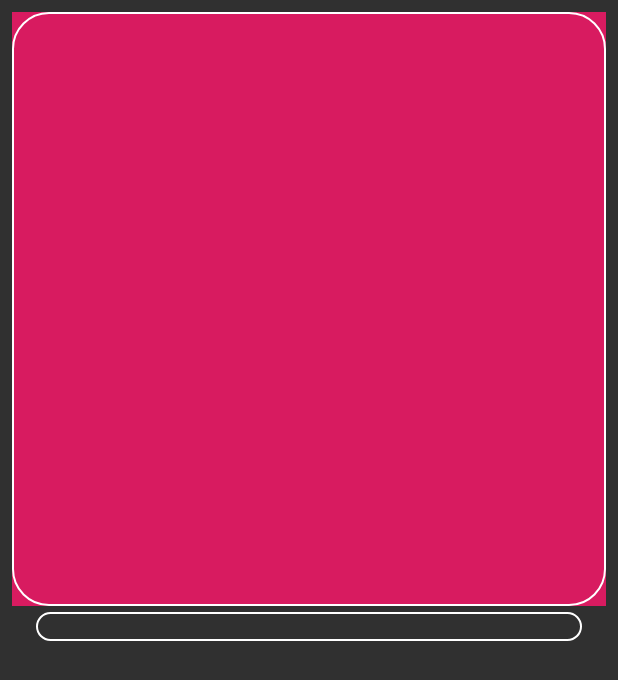
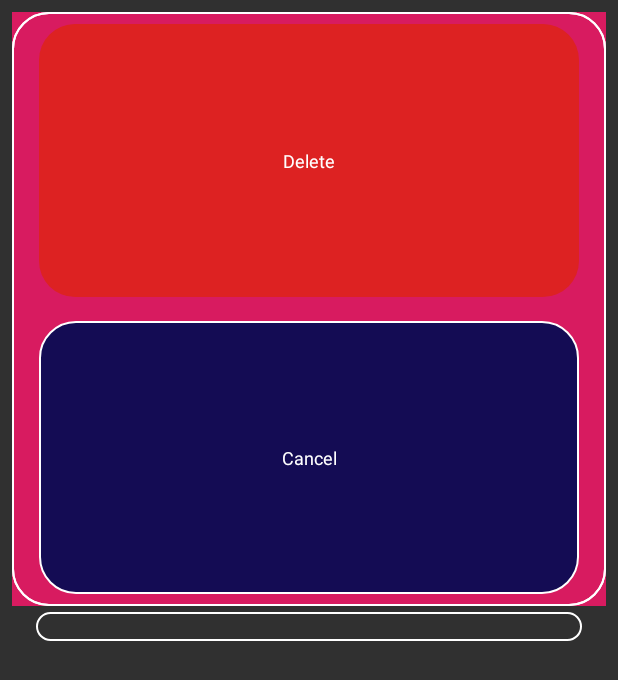
Before and after one commit to broliver12/iris, an Android app: the layout view_fav_color_tile.xml on its own in the app's theme, with its tools: preview values and no code run, on a phone screen of 412 x 824 dp. Shown: the top 680 px of the screen. Run offline under Robolectric (Android 15) with nearby library versions, the phone set to English and light mode, and no system bars.

Commit message:
[colorpicker] tile bheaviour example ripple

```diff
--- a/app/src/main/java/com/strasz/colorpicker/viewmodel/MainViewModel.kt
+++ b/app/src/main/java/com/strasz/colorpicker/viewmodel/MainViewModel.kt
@@ -28,9 +28,9 @@ class MainViewModel(
     private var lastImage: Uri? = null
     val selectedImage: Observable<Uri> = changedImage
 
-//            .startWith(
-//            if(lastImage != null) lastImage else "".toUri()
-//    )
+    fun delete(model: ColorModel){
+        database.delete(model)
+    }
 
     fun resub() {
         changedImage.onNext(lastImage ?: "".toUri())
--- /dev/null
+++ b/app/src/main/res/drawable/button.xml
@@ -0,0 +1,12 @@
+<ripple xmlns:android="http://schemas.android.com/apk/res/android"
+    android:color="@android:color/white">
+    <item>
+        <shape android:shape="rectangle">
+            <solid android:color="@color/spaceGrey" />
+            <stroke
+                android:color="@android:color/white"
+                android:width="1dp" />
+            <corners android:radius="24dp"/>
+        </shape>
+    </item>
+</ripple>
--- a/app/src/main/res/layout/fragment_color_picker.xml
+++ b/app/src/main/res/layout/fragment_color_picker.xml
@@ -253,7 +253,7 @@
                 android:id="@+id/saveButton"
                 android:layout_width="match_parent"
                 android:layout_height="match_parent"
-                android:background="@drawable/border_white_rounder_rect"
+                android:background="@drawable/button"
                 android:gravity="center"
                 android:text="SAVE"
                 android:textSize="20sp" />
@@ -271,7 +271,7 @@
                     android:layout_height="match_parent"
                     android:layout_marginEnd="16dp"
                     android:layout_weight="2"
-                    android:background="@drawable/border_white_rounder_rect"
+                    android:background="@drawable/button"
                     android:gravity="center"
                     android:text="Confirm"
                     android:textSize="16sp" />
--- a/app/src/main/res/layout/view_fav_color_tile.xml
+++ b/app/src/main/res/layout/view_fav_color_tile.xml
@@ -4,13 +4,11 @@
     android:layout_width="match_parent"
     android:layout_height="wrap_content">
 
-
     <androidx.constraintlayout.widget.ConstraintLayout
         android:layout_width="match_parent"
         android:layout_height="wrap_content"
         app:layout_constraintStart_toStartOf="parent"
         app:layout_constraintTop_toTopOf="parent">
-
 
         <View
             android:id="@+id/tileColorView"
@@ -64,6 +62,55 @@
                 app:layout_constraintTop_toBottomOf="@id/tileRGBTextView"/>
         </androidx.constraintlayout.widget.ConstraintLayout>
 
+        <androidx.constraintlayout.widget.ConstraintLayout
+            android:id="@+id/tileRemoveContainer"
+            android:layout_width="0dp"
+            android:layout_height="0dp"
+            android:paddingStart="16dp"
+            android:paddingEnd="16dp"
+            android:background="@drawable/border_white_rounder_rect"
+            app:layout_constraintEnd_toEndOf="@id/tileColorView"
+            app:layout_constraintStart_toStartOf="@id/tileColorView"
+            app:layout_constraintBottom_toBottomOf="@id/tileColorView"
+            app:layout_constraintTop_toTopOf="@id/tileColorView">
+
+            <TextView
+                android:id="@+id/tileDeleteTextView"
+                android:layout_width="match_parent"
+                android:layout_height="0dp"
+                android:layout_marginStart="2dp"
+                android:layout_marginBottom="8dp"
+                android:layout_marginTop="8dp"
+                android:layout_marginEnd="2dp"
+                android:textSize="12sp"
+                android:gravity="center"
+                android:text="Delete"
+                android:background="@drawable/red_rounded_rect"
+                android:textColor="@android:color/white"
+                app:layout_constraintEnd_toEndOf="parent"
+                app:layout_constraintBottom_toTopOf="@id/tileCancelDeleteTextView"
+                app:layout_constraintStart_toStartOf="parent"
+                app:layout_constraintTop_toTopOf="parent" />
+
+            <TextView
+                android:id="@+id/tileCancelDeleteTextView"
+                android:layout_width="match_parent"
+                android:layout_height="0dp"
+                android:layout_marginStart="2dp"
+                android:layout_marginBottom="8dp"
+                android:layout_marginTop="8dp"
+                android:layout_marginEnd="2dp"
+                android:textSize="12sp"
+                android:gravity="center"
+                android:text="Cancel"
+                android:background="@drawable/button"
+                android:textColor="@android:color/white"
+                app:layout_constraintBottom_toBottomOf="parent"
+                app:layout_constraintEnd_toEndOf="parent"
+                app:layout_constraintStart_toStartOf="parent"
+                app:layout_constraintTop_toBottomOf="@id/tileDeleteTextView"/>
+        </androidx.constraintlayout.widget.ConstraintLayout>
+
         <TextView
             android:id="@+id/tileHexTextView"
             android:layout_width="match_parent"
@@ -81,5 +128,4 @@
 
     </androidx.constraintlayout.widget.ConstraintLayout>
 
-
 </androidx.constraintlayout.widget.ConstraintLayout>
```
Also changed, not shown: app/src/main/java/com/strasz/colorpicker/view/ColorListAdapter.kt (+11 -3 lines), app/src/main/java/com/strasz/colorpicker/view/ColorListFragment.kt (+7 -2 lines), app/src/main/java/com/strasz/colorpicker/view/ColorTileViewHolder.kt (+51 -12 lines).
